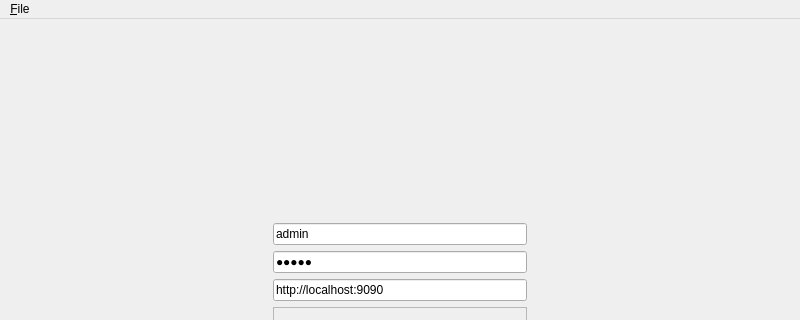
deskos-xp/MyMoneyMaker, file app/Client/MainWindow/forms/main.ui: the form before one commit; both pictures show x 0 to 800 and y 0 to 320 of the 800 by 600 pixel window.
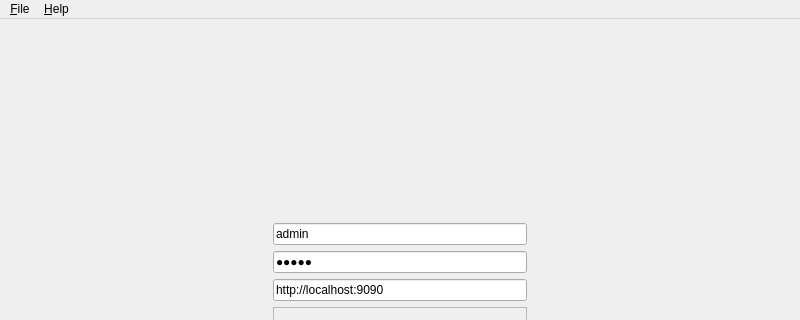
The form after the commit.

```diff
--- a/app/Client/MainWindow/forms/main.ui
+++ b/app/Client/MainWindow/forms/main.ui
@@ -199,7 +199,7 @@
      <x>0</x>
      <y>0</y>
      <width>800</width>
-     <height>32</height>
+     <height>30</height>
     </rect>
    </property>
    <widget class="QMenu" name="menu_File">
@@ -209,7 +209,14 @@
     <addaction name="actionExit"/>
     <addaction name="actionLogout"/>
    </widget>
+   <widget class="QMenu" name="menu_Help">
+    <property name="title">
+     <string>&amp;Help</string>
+    </property>
+    <addaction name="action_About"/>
+   </widget>
    <addaction name="menu_File"/>
+   <addaction name="menu_Help"/>
   </widget>
   <widget class="QStatusBar" name="statusbar"/>
   <action name="actionExit">
```
Left out of the diff: 5 changed lines with no effect on the pictures.
